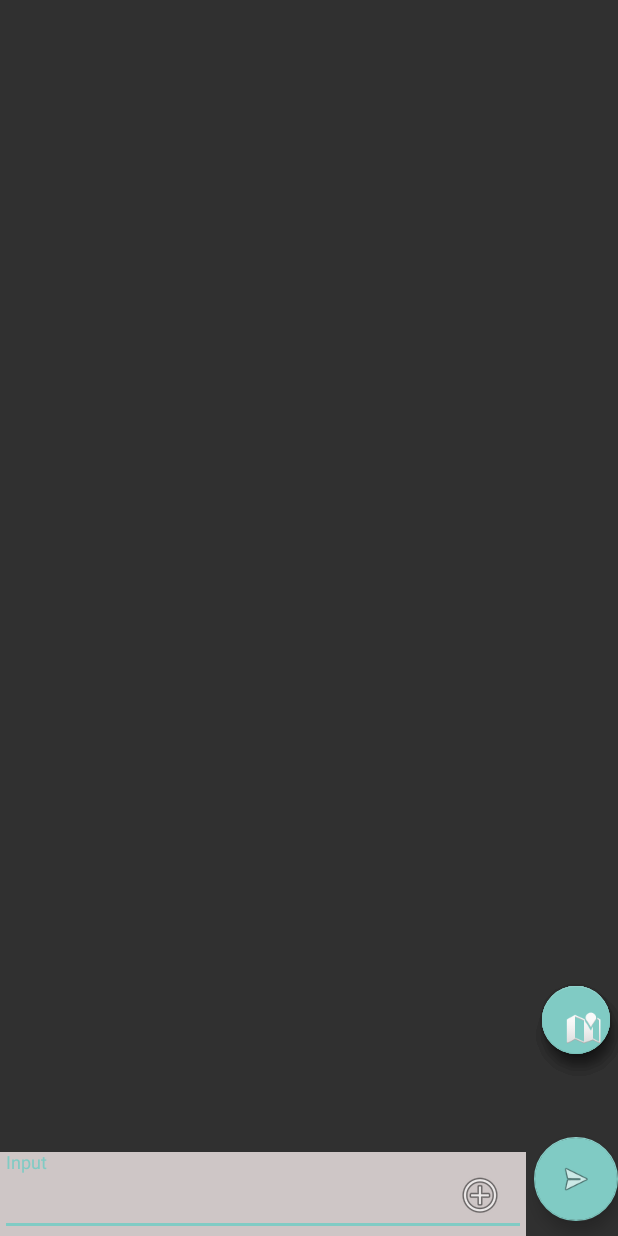
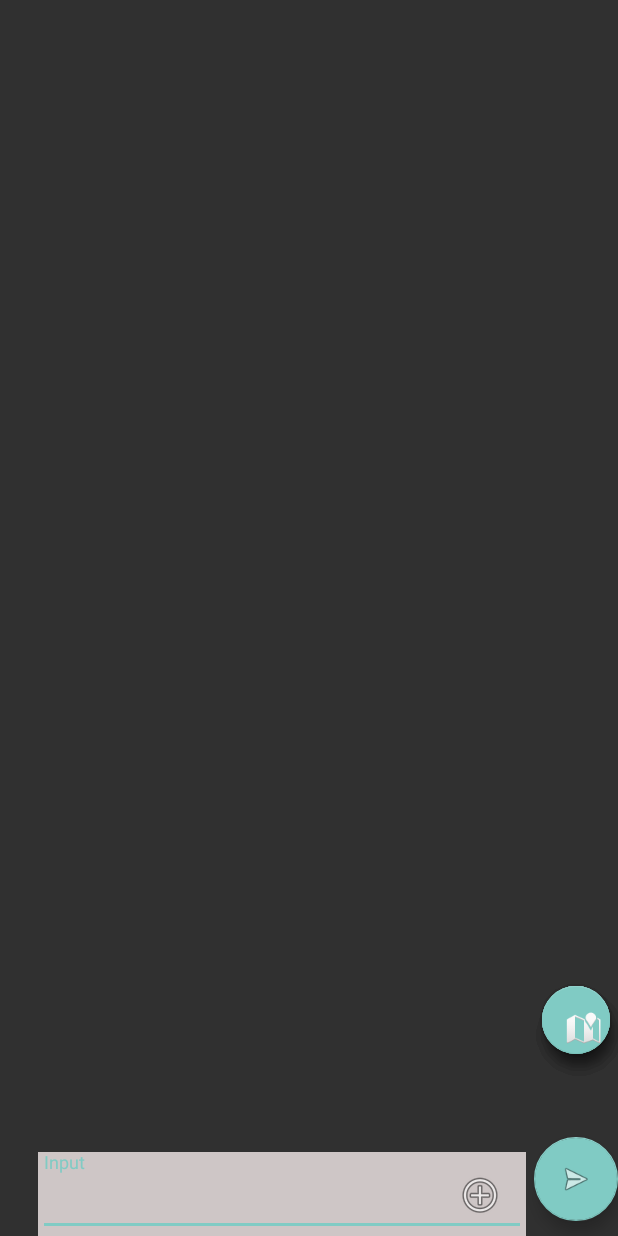
Before and after one commit to adugamayuba/TrueGospelHerosNetwork, an Android app: the Admin screen opened directly, with no data from a screen before it, on a phone screen of 412 x 824 dp. Run offline under Robolectric (Android 15) with nearby library versions, the phone set to English and light mode, and no system bars; our stand-ins replace Firebase (no records; nobody signed in at launch, a user with empty details on screens opened directly); libraries missing offline, so code that uses them is left out: com.firebase.ui; 5 statements that could not run were skipped.

Commit message:
modified admin activity

```diff
--- a/app/src/main/res/layout/activity_admin.xml
+++ b/app/src/main/res/layout/activity_admin.xml
@@ -38,7 +38,7 @@
         android:layout_height="45dp"
 
         android:layout_alignTop="@+id/madmin_fab"
-
+        android:contentDescription="Go Live"
         android:layout_alignParentRight="true"
         android:layout_marginStart="5dp"
         android:layout_marginEnd="5dp"
@@ -108,7 +108,7 @@
 
         android:background="#cec6c6"
         android:layout_toStartOf="@id/madmin_send"
-
+        android:layout_marginLeft="25dp"
         android:layout_alignParentBottom="true"
         android:layout_marginRight="5dp"
         android:layout_alignParentStart="true">
```
